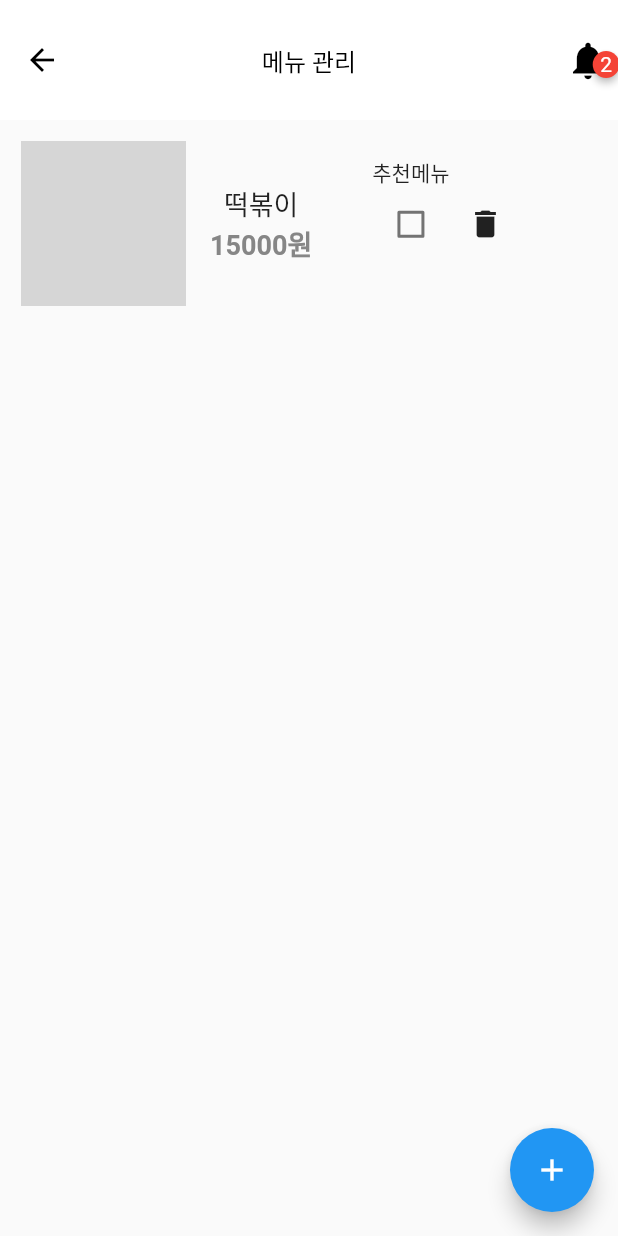
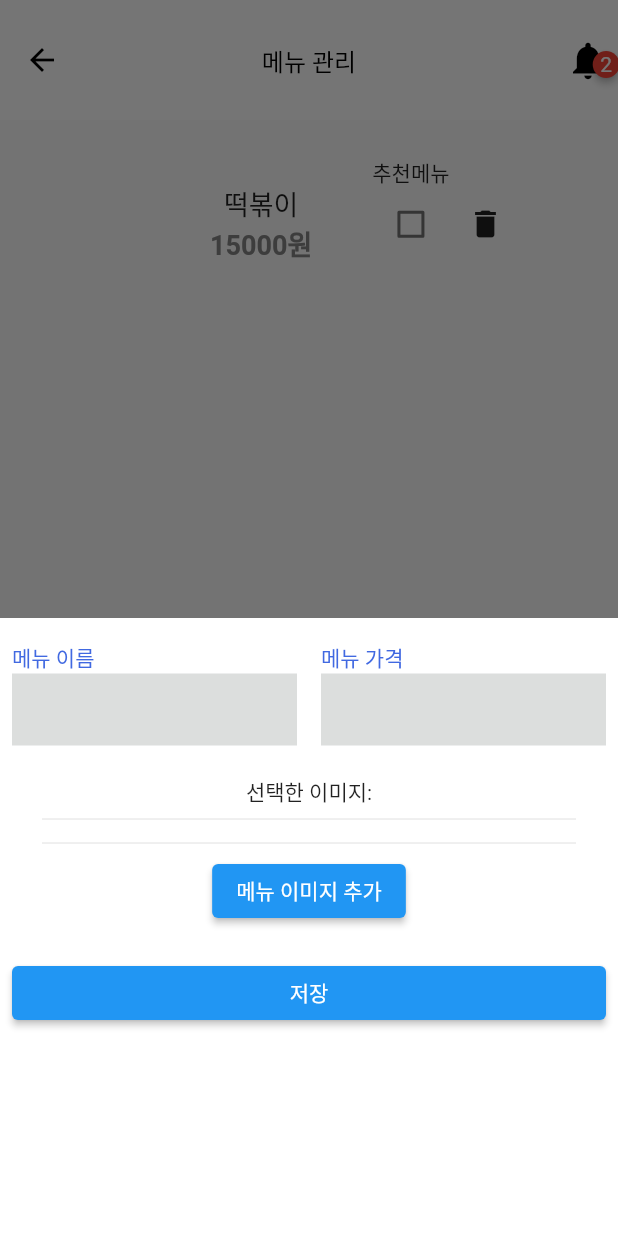
Before and after one commit to tlswodn205/mubwara, a Flutter app: the ShopMenuPage screen opened directly, after a tap on the "add" icon, on a phone screen of 412 x 824 dp. Run offline on Flutter 3.47's test engine with Material 2 defaults, Android fonts, the phone set to English and light mode, and no system bars; drawn by our look-alikes of badges; our stand-ins replace carousel_slider, firebase_core, flutter_riverpod, font_awesome_flutter, geolocator, get and 4 more; missing offline and left inert: google_maps_webservice, kakao_flutter_sdk_user, remedi_kopo; accounts and stored records are empty; network calls fail; grey boxes are pictures that could not be loaded.

Commit message:
위치 연구중

```diff
--- a/lib/views/common/const/color.dart
+++ b/lib/views/common/const/color.dart
@@ -10,5 +10,7 @@ const Body_TEXT_COLOR2 = Color(0xFF0d0d0d);
 const INPUT_BG_COLOR = Color(0xFFFBFBFB);
 const INPUT_BORDER_COLOR = Color(0xFFFBFBFB);
 
+
+const TEXT_FIELD_COLOR = Color(0xFFdcdedd);
 const CALENDAR_PRIMARY_COLOR = Color(0xFF0DB282);
 const CALENDAR_BOX_COLOR = Color(0xFFf0eeeb);
--- a/lib/views/component/bottom_nav_bar.dart
+++ b/lib/views/component/bottom_nav_bar.dart
@@ -55,10 +55,10 @@ class _RootTabState extends State<RootTab> with SingleTickerProviderStateMixin {
         controller: controller,
         children: [
           HomePage(),
-          LoginPage(),
+          MapPage(),
           SearchPage(),
           BoardPage(),
-          LoginPage(),
+          MyPage(),
         ],
       ),
       bottomNavigationBar: BottomNavigationBar(
--- a/lib/views/page/map_page/map_page.dart
+++ b/lib/views/page/map_page/map_page.dart
@@ -1,6 +1,7 @@
 import 'package:flutter/material.dart';
 import 'package:geolocator/geolocator.dart';
 import 'package:google_maps_flutter/google_maps_flutter.dart';
+import 'package:google_maps_webservice/places.dart';
 
 class MapPage extends StatefulWidget {
   const MapPage({Key? key}) : super(key: key);
@@ -12,7 +13,8 @@ class MapPage extends StatefulWidget {
 class _HomeScreenState extends State<MapPage> {
   bool choolCheckDone = false;
   GoogleMapController? mapController;
-
+  final places =
+  GoogleMapsPlaces(apiKey: "AIzaSyCysssUgmni5owAOoABB8busqeOQ1caG1Q");
   // latitude - 위도 , longitude - 경도
   static final LatLng companyLatLng = LatLng(
     35.159548442035664,
--- /dev/null
+++ b/lib/views/page/reservation_management_page/component/menu_bottom_sheet.dart
@@ -0,0 +1,139 @@
+import 'dart:io';
+
+import 'package:flutter/material.dart';
+import 'package:image_picker/image_picker.dart';
+import 'package:mubwara/views/page/reservation_management_page/component/reservation_text_field.dart';
+
+class ReservationBottomSheet extends StatefulWidget {
+  const ReservationBottomSheet({Key? key}) : super(key: key);
+
+  @override
+  State<ReservationBottomSheet> createState() => _ReservationBottomSheetState();
+}
+
+class _ReservationBottomSheetState extends State<ReservationBottomSheet> {
+  final ImagePicker imgpicker = ImagePicker();
+  List<XFile>? imagefiles;
+
+  openImages() async {
+    try {
+      var pickedfiles = await imgpicker.pickMultiImage();
+      //you can use ImageCourse.camera for Camera capture
+      if (pickedfiles != null) {
+        imagefiles = pickedfiles;
+        setState(() {});
+      } else {
+        print("No image is selected.");
+      }
+    } catch (e) {
+      print("error while picking file.");
+    }
+  }
+
+  @override
+  Widget build(BuildContext context) {
+    //viewInset : 시스템 상 가려진 화면
+    final bottomInset = MediaQuery.of(context).viewInsets.bottom;
+    return Container(
+      height: MediaQuery.of(context).size.height / 2 + bottomInset,
+      color: Colors.white,
+      child: Padding(
+        padding: EdgeInsets.only(bottom: bottomInset),
+        child: Padding(
+          padding: EdgeInsets.only(left: 8.0, right: 8.0, top: 16.0),
+          child: Column(
+            children: [
+              _menuInfo(),
+              SizedBox(
+                width: 16.0,
+              ),
+              _builderImageUploader(),
+              SizedBox(
+                width: 16.0,
+              ),
+              _SaveButton(),
+            ],
+          ),
+        ),
+      ),
+    );
+  }
+
+  Widget _builderImageUploader() {
+    return Container(
+      alignment: Alignment.center,
+      padding: EdgeInsets.all(20),
+      child: Column(
+        children: [
+          //open button ----------------
+
+          Text("선택한 이미지:"),
+          Divider(),
+          imagefiles != null
+              ? Wrap(
+                  children: imagefiles!.map((imageone) {
+                    return Container(
+                        child: Card(
+                      child: Container(
+                        height: 100,
+                        width: 100,
+                        child: Image.file(
+                          File(imageone.path),
+                        ),
+                      ),
+                    ));
+                  }).toList(),
+                )
+              : Container(),
+          Divider(),
+          ElevatedButton(
+              onPressed: () {
+                openImages();
+              },
+              child: Text("메뉴 이미지 추가")),
+        ],
+      ),
+    );
+  }
+}
+
+class _menuInfo extends StatelessWidget {
+  const _menuInfo({Key? key}) : super(key: key);
+
+  @override
+  Widget build(BuildContext context) {
+    return Row(
+      children: [
+        Expanded(
+            child: ReservationTextField(
+          label: '메뉴 이름',
+        )),
+        SizedBox(
+          width: 16.0,
+        ),
+        Expanded(
+            child: ReservationTextField(
+          label: '메뉴 가격',
+        )),
+      ],
+    );
+  }
+}
+
+class _SaveButton extends StatelessWidget {
+  const _SaveButton({Key? key}) : super(key: key);
+
+  @override
+  Widget build(BuildContext context) {
+    return Row(
+      children: [
+        Expanded(
+          child: ElevatedButton(
+            onPressed: () {},
+            child: Text('저장'),
+          ),
+        ),
+      ],
+    );
+  }
+}
--- /dev/null
+++ b/lib/views/page/reservation_management_page/component/reservation_text_field.dart
@@ -0,0 +1,32 @@
+import 'package:flutter/material.dart';
+import 'package:mubwara/views/common/const/color.dart';
+
+class ReservationTextField extends StatelessWidget {
+  final String label;
+  const ReservationTextField({
+    required this.label,
+    Key? key}) : super(key: key);
+
+  @override
+  Widget build(BuildContext context) {
+    return Column(
+      crossAxisAlignment: CrossAxisAlignment.start,
+      children: [
+        Text(
+          label,
+          style: TextStyle(
+            color: PRIMARY_COLOR,
+          ),
+        ),
+        TextField(
+          cursorColor:Body_TEXT_COLOR,
+          decoration: InputDecoration(
+            border: InputBorder.none,
+            filled: true,
+            fillColor: TEXT_FIELD_COLOR,
+          ),
+        ),
+      ],
+    );
+  }
+}
--- a/lib/views/page/reservation_management_page/page/shop_menu_page.dart
+++ b/lib/views/page/reservation_management_page/page/shop_menu_page.dart
@@ -1,5 +1,6 @@
 import 'package:flutter/material.dart';
 import 'package:mubwara/views/layout/default_layout.dart';
+import 'package:mubwara/views/page/reservation_management_page/component/menu_bottom_sheet.dart';
 import 'package:mubwara/views/page/reservation_management_page/component/menucard.dart';
 
 class ShopMenuPage extends StatefulWidget {
@@ -38,8 +39,18 @@ class _ShopMenuPageState extends State<ShopMenuPage> {
       ),
     );
   }
-  FloatingActionButton menuaddbutton(){
-    return FloatingActionButton(onPressed: (){},
+
+  FloatingActionButton menuaddbutton() {
+    return FloatingActionButton(
+      onPressed: () {
+        showModalBottomSheet(
+          context: context,
+          isScrollControlled: true,
+          builder: (_) {
+            return ReservationBottomSheet();
+          },
+        );
+      },
       child: Icon(Icons.add),
     );
   }
--- a/pubspec.yaml
+++ b/pubspec.yaml
@@ -49,6 +49,8 @@ dependencies:
   carousel_slider: ^4.1.1
   badges: ^2.0.3
   kakao_flutter_sdk_user: ^1.3.0-beta.4
+  json_annotation: ^4.6.0
+
 
 
 
@@ -56,6 +58,9 @@ dependencies:
   # The following adds the Cupertino Icons font to your application.
   # Use with the CupertinoIcons class for iOS style icons.
   cupertino_icons: ^1.0.2
+  http: ^0.13.5
+  json_serializable: ^6.5.4
+  google_maps_webservice: ^0.0.19
 
 dev_dependencies:
   flutter_test:
@@ -67,6 +72,7 @@ dev_dependencies:
   # package. See that file for information about deactivating specific lint
   # rules and activating additional ones.
   flutter_lints: ^2.0.0
+  build_runner: ^2.3.2
 
 # For information on the generic Dart part of this file, see the
 # following page: https://dart.dev/tools/pub/pubspec
```
Also changed, not shown: lib/views/page/reservation_management_page/component/table_bottom_sheet.dart (added, +99 -0 lines), lib/views/page/reservation_management_page/page/table_management_page.dart (+10 -1 lines), lib/views/page/shop_my_page/checkbox/checkbox.dart (+17 -13 lines), pubspec.lock, 1 other file.
